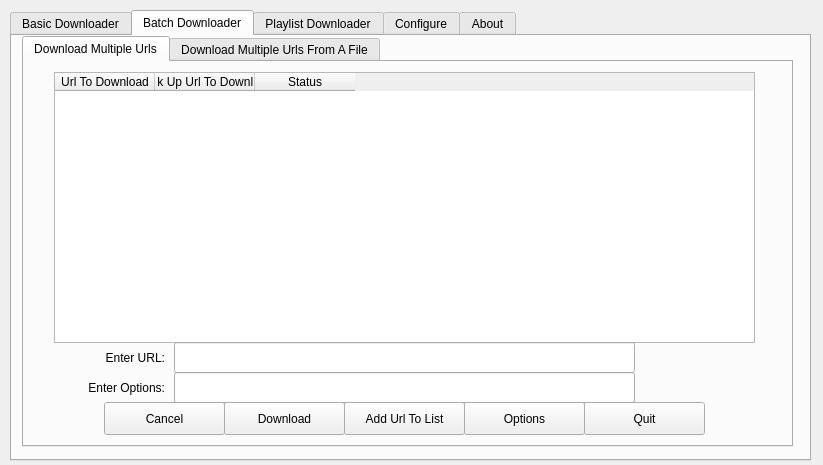
First picture: the form in src/mainwindow.ui, repository mhogomchungu/media-downloader, before the edit.
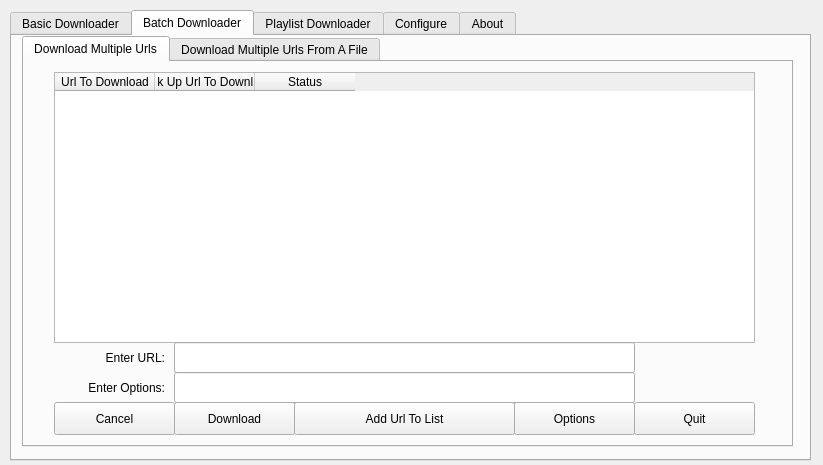
Second picture: the form after the edit. The open tabs and pages were chosen to show the change.

Commit message: make button bigger to accomodate translation string

Diff of the .ui file:
```diff
--- a/src/mainwindow.ui
+++ b/src/mainwindow.ui
@@ -305,9 +305,9 @@
        <widget class="QPushButton" name="pbBDAdd">
         <property name="geometry">
          <rect>
-          <x>320</x>
+          <x>270</x>
           <y>340</y>
-          <width>121</width>
+          <width>221</width>
           <height>33</height>
          </rect>
         </property>
@@ -318,7 +318,7 @@
        <widget class="QPushButton" name="pbBDDownload">
         <property name="geometry">
          <rect>
-          <x>200</x>
+          <x>150</x>
           <y>340</y>
           <width>121</width>
           <height>33</height>
@@ -360,7 +360,7 @@
        <widget class="QPushButton" name="pbBDOptions">
         <property name="geometry">
          <rect>
-          <x>440</x>
+          <x>490</x>
           <y>340</y>
           <width>121</width>
           <height>33</height>
@@ -373,7 +373,7 @@
        <widget class="QPushButton" name="pbBDQuit">
         <property name="geometry">
          <rect>
-          <x>560</x>
+          <x>610</x>
           <y>340</y>
           <width>121</width>
           <height>33</height>
@@ -386,7 +386,7 @@
        <widget class="QPushButton" name="pbBDCancel">
         <property name="geometry">
          <rect>
-          <x>80</x>
+          <x>30</x>
           <y>340</y>
           <width>121</width>
           <height>33</height>
```
The commit also changes 1 other file.
